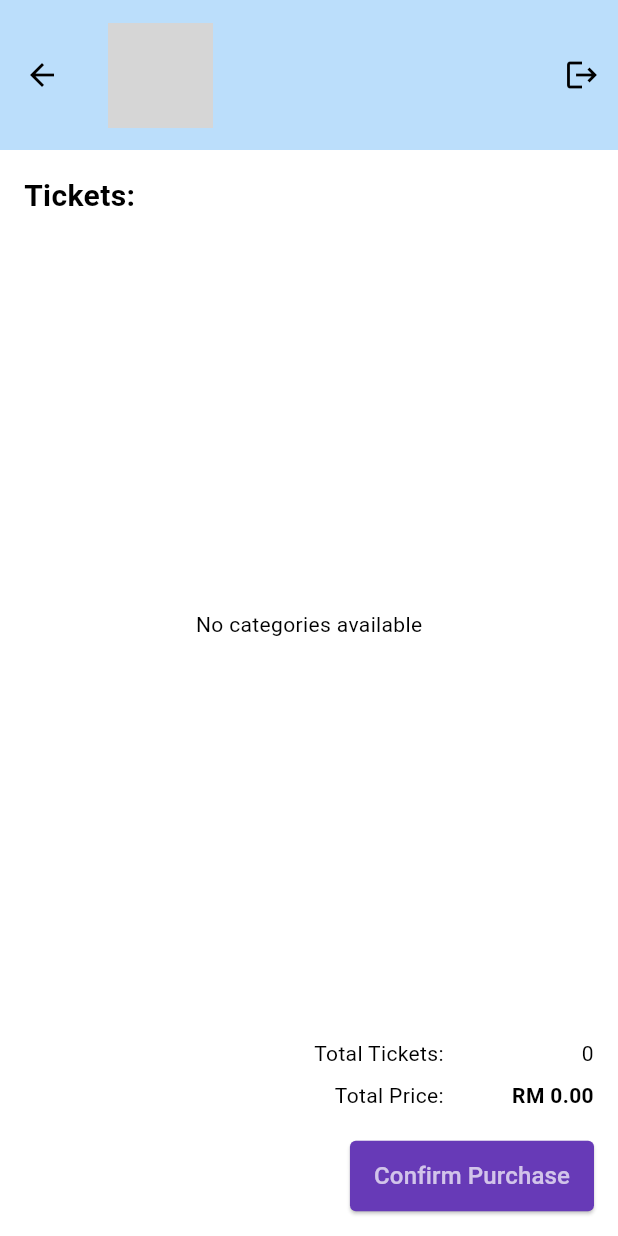
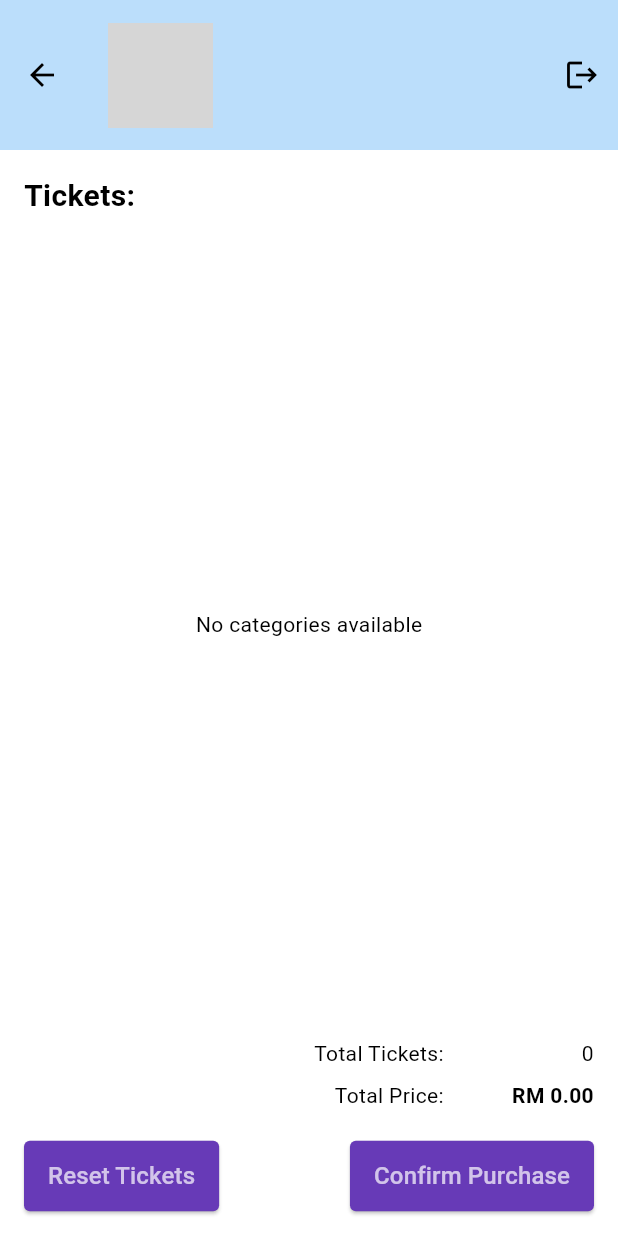
Before and after one commit to syaidahtul/event_desk_app, a Flutter app: the EventCategoryView screen opened directly with empty values, on a phone screen of 412 x 824 dp. Run offline on Flutter 3.47's test engine with Material 3 defaults, Android fonts, the phone set to English and light mode, and no system bars; our stand-ins replace qr_flutter, shared_preferences; accounts and stored records are empty; network calls fail; grey boxes are pictures that could not be loaded.

Commit message:
add validation and reset btn to ticket purchase

```diff
--- a/lib/features/event_category/event_category_view.dart
+++ b/lib/features/event_category/event_category_view.dart
@@ -38,7 +38,13 @@ class EventCategoryView extends StatelessWidget {
               const SizedBox(height: 16),
               _buildTicketSummary(context),
               const SizedBox(height: 16),
+              Row(
+                mainAxisAlignment: MainAxisAlignment.spaceBetween,
+                children: [
+                  _buildResetButton(context),
                   _buildBuyButton(context, event),
+                ],
+              )
             ],
           ),
         ),
@@ -60,6 +66,14 @@ class EventCategoryView extends StatelessWidget {
                     width: 70,
                     height: 70,
                     fit: BoxFit.contain,
+                    errorBuilder: (context, error, stackTrace) {
+                      return Image.asset(
+                        'assets/images/placeholder_logo.png',
+                        width: 70,
+                        height: 70,
+                        fit: BoxFit.contain,
+                      );
+                    },
                   ),
                 )
               : Padding(
@@ -163,13 +177,19 @@ class EventCategoryView extends StatelessWidget {
   }
 
   Widget _buildBuyButton(BuildContext context, Events event) {
-    return Align(
-      alignment: Alignment.centerRight,
-      child: CustomButtonWidget(
+    return CustomButtonWidget(
       onPressed: () {
         final manager = Provider.of<TicketProvider>(context, listen: false);
 
-          // Retrieve the selected tickets with non-zero quantities
+        // Check if any tickets have been selected
+        if (manager.totalTickets == 0) {
+          ScaffoldMessenger.of(context).showSnackBar(
+            const SnackBar(content: Text("Please select at least one ticket.")),
+          );
+          return;
+        }
+
+        // Only expose selected tickets with non-zero quantity
         final selectedTickets = manager.ticketCounts.entries
             .where((entry) => entry.value > 0)
             .map((entry) => {
@@ -178,7 +198,7 @@ class EventCategoryView extends StatelessWidget {
                 })
             .toList();
 
-          // Navigate to TicketPayment and pass the event and selectedTickets
+        // Navigate to TicketPayment, passing event and selectedTickets
         Navigator.push(
           context,
           MaterialPageRoute(
@@ -191,7 +211,38 @@ class EventCategoryView extends StatelessWidget {
       },
       tooltip: 'Confirm Purchase',
       btnName: 'Confirm Purchase',
+    );
+  }
+
+  Widget _buildResetButton(BuildContext context) {
+    return CustomButtonWidget(
+      onPressed: () async {
+        // Show confirmation dialog before resetting tickets
+        final confirmReset = await showDialog<bool>(
+          context: context,
+          builder: (context) => AlertDialog(
+            title: const Text("Reset Tickets"),
+            content: const Text("Are you sure you want to reset the tickets?"),
+            actions: [
+              TextButton(
+                onPressed: () => Navigator.of(context).pop(false),
+                child: const Text("Cancel"),
               ),
+              TextButton(
+                onPressed: () => Navigator.of(context).pop(true),
+                child: const Text("Reset"),
+              ),
+            ],
+          ),
+        );
+
+        if (confirmReset ?? false) {
+          Provider.of<TicketProvider>(context, listen: false)
+              .resetTicketCounts();
+        }
+      },
+      tooltip: 'Reset Tickets',
+      btnName: 'Reset Tickets',
     );
   }
 }
--- a/lib/features/event_category/ticket_provider.dart
+++ b/lib/features/event_category/ticket_provider.dart
@@ -64,9 +64,9 @@ class TicketProvider with ChangeNotifier {
     final String endpoint = "/events/${event.slug}/offline-tickets/purchase";
     final Uri url = Uri.parse("${AppConstant.eventBaseUrl}$endpoint");
     final SharedPreferences prefs = await SharedPreferences.getInstance();
+    final authToken = prefs.getString('authToken');
     final userJson = prefs.getString('userDetails');
     Map<String, dynamic> user = jsonDecode(userJson!);
-    final authToken = prefs.getString('authToken');
 
     final body = {
       "event_id": event.id,
```
Lines whose indentation alone changed are shown as unchanged.
